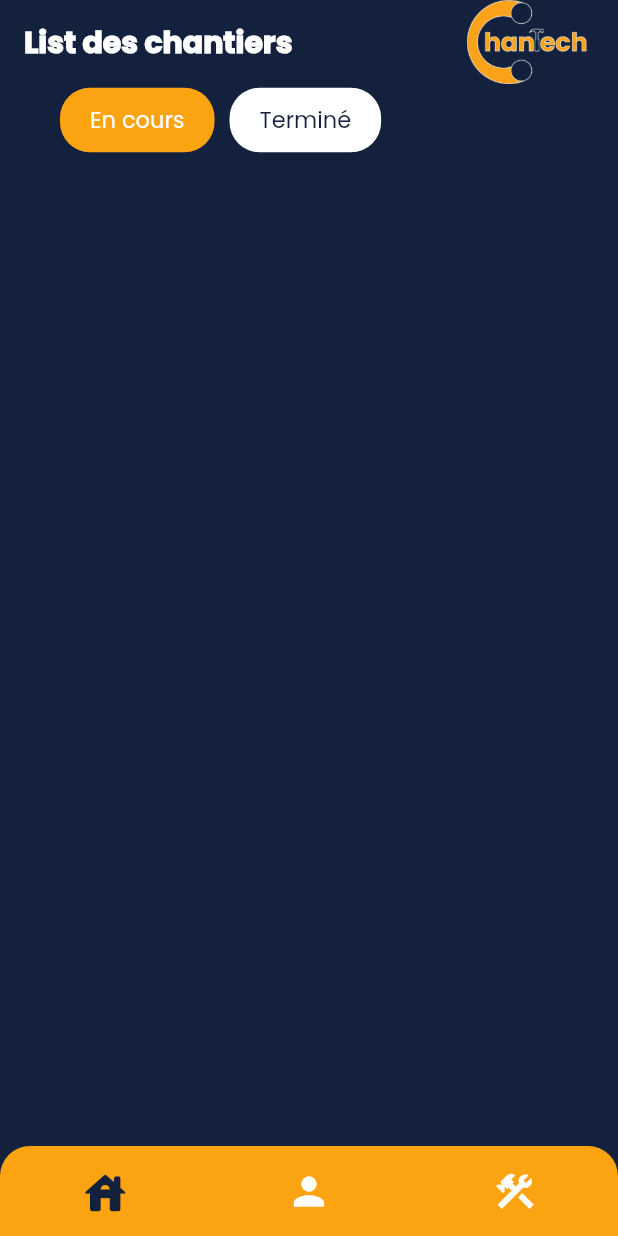
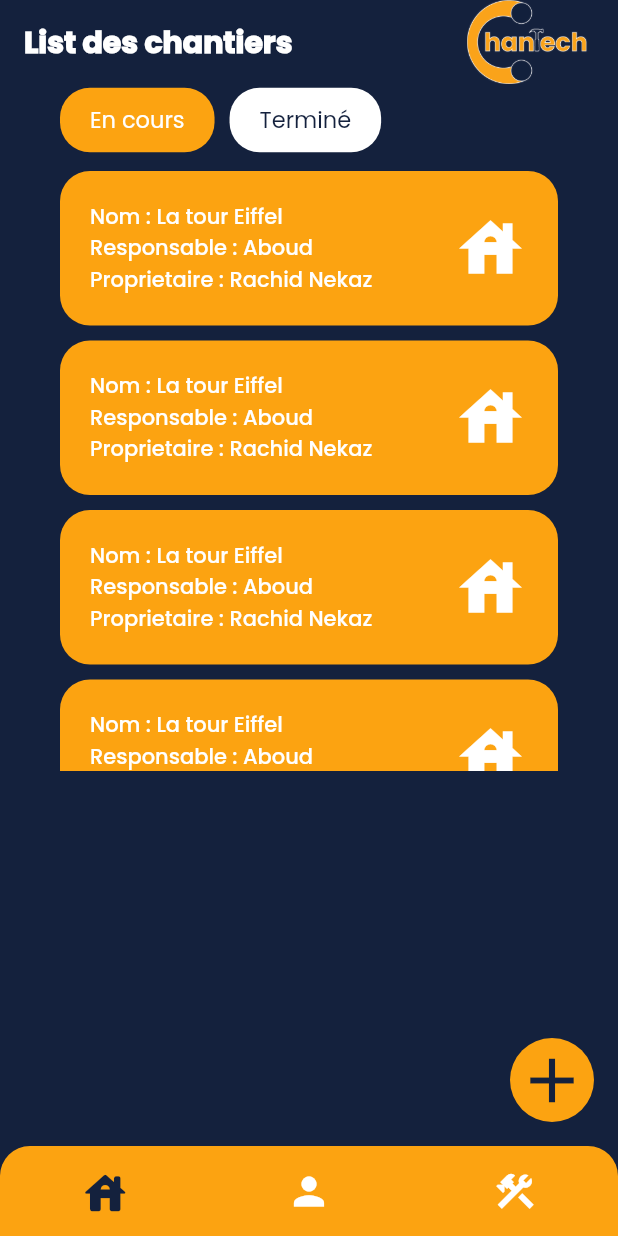
Before and after one commit to chechna9/Chantech-flutterApp, a Flutter app: the Home screen opened by its route, on a phone screen of 412 x 824 dp. Run offline on Flutter 3.47's test engine with Material 2 defaults, Android fonts, the phone set to English and light mode, and no system bars.

Commit message:
all chantier done

```diff
--- /dev/null
+++ b/lib/components/chantier_card.dart
@@ -0,0 +1,63 @@
+import 'package:chantech/consts.dart';
+import 'package:flutter/material.dart';
+
+class ChantierCard extends StatelessWidget {
+  final String nom;
+  final String respo;
+  final String prop;
+  ChantierCard(
+      {Key? key, required this.nom, required this.respo, required this.prop})
+      : super(key: key);
+
+  @override
+  Widget build(BuildContext context) {
+    return Container(
+      padding: EdgeInsets.all(20),
+      decoration: BoxDecoration(
+        color: myYellow,
+        borderRadius: BorderRadius.circular(20),
+      ),
+      child: Row(
+        mainAxisAlignment: MainAxisAlignment.spaceBetween,
+        children: [
+          Expanded(
+            child: Column(
+              crossAxisAlignment: CrossAxisAlignment.start,
+              children: [
+                Text(
+                  'Nom : $nom',
+                  maxLines: 2,
+                  style: const TextStyle(
+                    color: Colors.white,
+                    fontWeight: FontWeight.w500,
+                  ),
+                ),
+                Text(
+                  'Responsable : $respo',
+                  maxLines: 2,
+                  style: const TextStyle(
+                    color: Colors.white,
+                    fontWeight: FontWeight.w500,
+                  ),
+                ),
+                Text(
+                  'Proprietaire : $prop',
+                  maxLines: 2,
+                  style: const TextStyle(
+                    color: Colors.white,
+                    fontWeight: FontWeight.w500,
+                  ),
+                ),
+              ],
+            ),
+          ),
+          const Icon(
+            Icons.house,
+            color: Colors.white,
+            size: 50,
+          ),
+        ],
+      ),
+    );
+  }
+}
--- a/lib/main.dart
+++ b/lib/main.dart
@@ -8,7 +8,7 @@ void main() {
   runApp(MaterialApp(
     theme: ThemeData(fontFamily: 'Poppins'),
     debugShowCheckedModeBanner: false,
-    initialRoute: '/home',
+    initialRoute: '/',
     routes: {
       '/': (context) => const SplashScreen(),
       '/login': (context) => const Login(),
--- a/lib/screens/all_chantiers.dart
+++ b/lib/screens/all_chantiers.dart
@@ -1,3 +1,4 @@
+import 'package:chantech/components/chantier_card.dart';
 import 'package:chantech/consts.dart';
 import 'package:flutter/material.dart';
 
@@ -17,12 +18,65 @@ class _AllChantiersState extends State<AllChantiers> {
     enCours = true;
   }
 
+  List<ChantierCard> listChantiers = [
+    ChantierCard(
+      nom: 'La tour Eiffel',
+      respo: 'Aboud',
+      prop: 'Rachid Nekaz',
+    ),
+    ChantierCard(
+      nom: 'La tour Eiffel',
+      respo: 'Aboud',
+      prop: 'Rachid Nekaz',
+    ),
+    ChantierCard(
+      nom: 'La tour Eiffel',
+      respo: 'Aboud',
+      prop: 'Rachid Nekaz',
+    ),
+    ChantierCard(
+      nom: 'La tour Eiffel',
+      respo: 'Aboud',
+      prop: 'Rachid Nekaz',
+    ),
+    ChantierCard(
+      nom: 'La tour Eiffel',
+      respo: 'Aboud',
+      prop: 'Rachid Nekaz',
+    ),
+    ChantierCard(
+      nom: 'La tour Eiffel',
+      respo: 'Aboud',
+      prop: 'Rachid Nekaz',
+    ),
+    ChantierCard(
+      nom: 'La tour Eiffel',
+      respo: 'Aboud',
+      prop: 'Rachid Nekaz',
+    ),
+    ChantierCard(
+      nom: 'La tour Eiffel',
+      respo: 'Aboud',
+      prop: 'Rachid Nekaz',
+    ),
+    ChantierCard(
+      nom: 'La tour Eiffel',
+      respo: 'Aboud',
+      prop: 'Rachid Nekaz',
+    ),
+    ChantierCard(
+      nom: 'La tour Eiffel',
+      respo: 'Aboud',
+      prop: 'Rachid Nekaz',
+    ),
+  ];
   @override
   Widget build(BuildContext context) {
     return Container(
       padding: const EdgeInsets.symmetric(horizontal: 40),
       child: Column(
         children: [
+          //Buttons
           Row(
             children: [
               TextButton(
@@ -61,6 +115,19 @@ class _AllChantiersState extends State<AllChantiers> {
               ),
             ],
           ),
+          const SizedBox(height: 10),
+          SizedBox(
+            height: 400,
+            child: ListView.builder(
+              itemCount: listChantiers.length,
+              itemBuilder: (context, index) => Column(
+                children: [
+                  listChantiers[index],
+                  const SizedBox(height: 10),
+                ],
+              ),
+            ),
+          ),
         ],
       ),
     );
--- a/lib/screens/home.dart
+++ b/lib/screens/home.dart
@@ -94,6 +94,16 @@ class _HomeState extends State<Home> {
           ],
         ),
       ),
+      floatingActionButton: FloatingActionButton(
+        elevation: 0,
+        backgroundColor: myYellow,
+        child: const Icon(
+          Icons.add,
+          size: 50,
+          color: myBlue,
+        ),
+        onPressed: () {},
+      ),
       body: AllChantiers(),
     );
   }
--- a/lib/screens/login.dart
+++ b/lib/screens/login.dart
@@ -100,7 +100,9 @@ class LoginCard extends StatelessWidget {
                 Expanded(
                   child: TextButton(
                     style: myBottomStyle(myBlue),
-                    onPressed: () {},
+                    onPressed: () {
+                      Navigator.pushReplacementNamed(context, '/home');
+                    },
                     child: const Text(
                       'Se Connecter',
                       style: TextStyle(
--- a/lib/screens/register.dart
+++ b/lib/screens/register.dart
@@ -207,9 +207,11 @@ class _SecondRegisterCardState extends State<SecondRegisterCard> {
                 Expanded(
                   child: TextButton(
                     style: myBottomStyle(myBlue),
-                    onPressed: () {},
+                    onPressed: () {
+                      Navigator.pushReplacementNamed(context, '/home');
+                    },
                     child: const Text(
-                      'Se Connecter',
+                      'S\'inscrire',
                       style: TextStyle(
                           color: Colors.white,
                           fontWeight: FontWeight.w900,
--- a/lib/screens/splash_screen.dart
+++ b/lib/screens/splash_screen.dart
@@ -16,6 +16,8 @@ class _SplashScreenState extends State<SplashScreen>
   @override
   void initState() {
     super.initState();
+    Future.delayed(Duration(seconds: 5))
+        .then((value) => Navigator.pushReplacementNamed(context, '/login'));
     _animationController = AnimationController(
       vsync: this,
       duration: const Duration(seconds: 1),
@@ -59,7 +61,7 @@ class _SplashScreenState extends State<SplashScreen>
   @override
   void dispose() {
     // TODO: implement dispose
+    _animationController!.dispose();
     super.dispose();
-    _animationController!.dispose();
   }
 }
```
